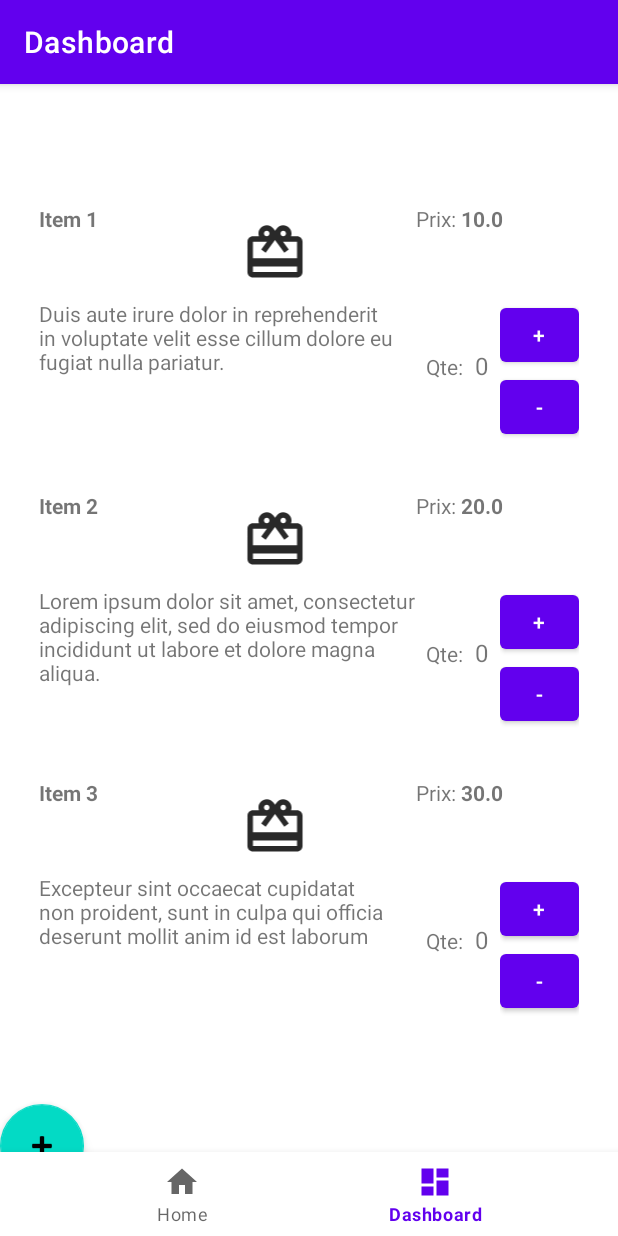
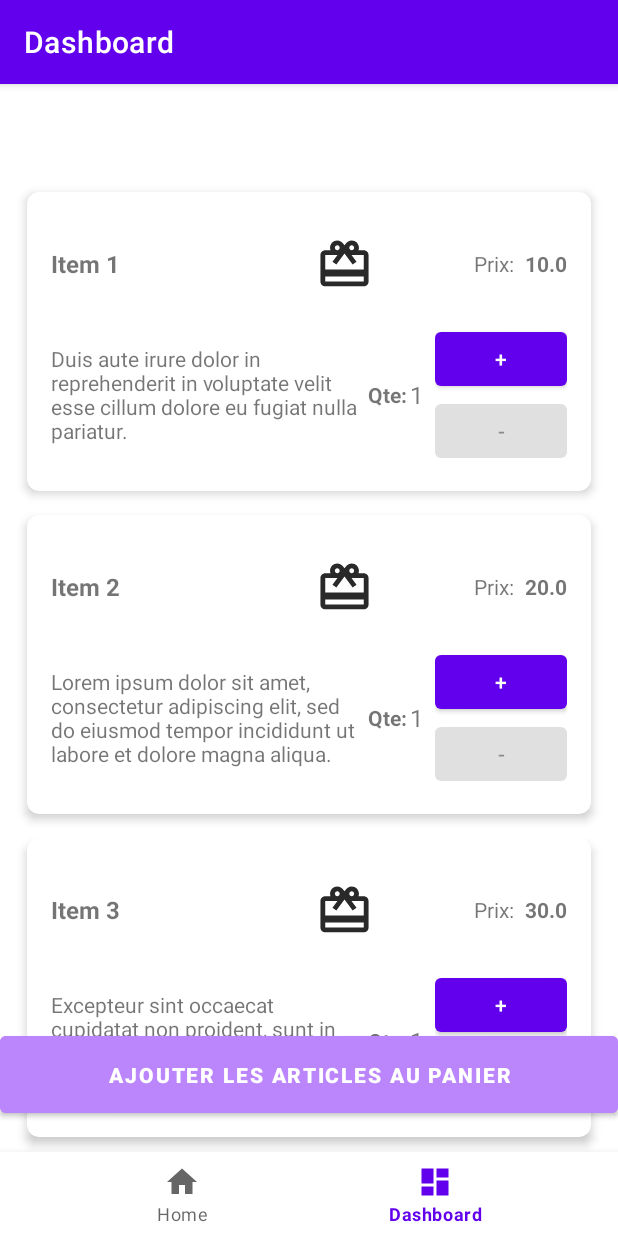
Before and after one commit to GabrielAuger1/TP2_mobiles, an Android app: the ListeMagasinFragment screen opened through its navigation route, on a phone screen of 412 x 824 dp. Run offline under Robolectric (Android 15) with nearby library versions, the phone set to English and light mode, and no system bars; our stand-ins replace Room's generated code, navigation-ui.

Commit message:
Implementation cardview item_row, gestion de quantite, bouton ajouter au panier ajoute

```diff
--- a/app/src/main/java/com/example/tp2_14d_mobiles/adapter/ItemAdapter.kt
+++ b/app/src/main/java/com/example/tp2_14d_mobiles/adapter/ItemAdapter.kt
@@ -60,8 +60,35 @@ class ItemAdapter(
             binding.itemName.text = item.nom
             binding.itemDescription.text = item.description
             binding.itemPrice.text = item.prix.toString()
+
+            var quantity = 1
+            binding.tvQuantity.text = quantity.toString()
+
+            updateDecrementButtonState(quantity)
+
+            binding.btnIncrement.setOnClickListener {
+                quantity++
+                binding.tvQuantity.text = quantity.toString()
+                updateDecrementButtonState(quantity)  // Enable decrement button if quantity > 1
+            }
+
+            binding.btnDecrement.setOnClickListener {
+                if (quantity > 1) {
+                    quantity--
+                    binding.tvQuantity.text = quantity.toString()
+                    updateDecrementButtonState(quantity)
+                }
+            }
         }
+
+        private fun updateDecrementButtonState(quantity: Int) {
+            // Disable the decrement button if the quantity is 1, otherwise enable it
+            binding.btnDecrement.isEnabled = quantity > 1
+        }
+
     }
+
+
 
     override fun onCreateViewHolder(parent: ViewGroup, viewType: Int): ViewHolder {
         val binding = ItemRowBinding.inflate(LayoutInflater.from(parent.context), parent, false)
--- a/app/src/main/java/com/example/tp2_14d_mobiles/ui/dashboard/ListeMagasinFragment.kt
+++ b/app/src/main/java/com/example/tp2_14d_mobiles/ui/dashboard/ListeMagasinFragment.kt
@@ -99,7 +99,7 @@ class ListeMagasinFragment : Fragment() {
         super.onDestroyView()
         _binding = null
     }
-    fun cacherFab() {
-        binding.fab.visibility = View.GONE
-    }
+//    fun cacherFab() {
+//        binding.fab.visibility = View.GONE
+//    }
 }
--- a/app/src/main/res/layout/fragment_liste_magasin.xml
+++ b/app/src/main/res/layout/fragment_liste_magasin.xml
@@ -16,15 +16,32 @@
         android:layout_marginRight="10dp"
         app:layoutManager="androidx.recyclerview.widget.LinearLayoutManager" />
 
-    <com.google.android.material.floatingactionbutton.FloatingActionButton
-        android:id="@+id/fab"
-        android:layout_width="wrap_content"
+<!--    <com.google.android.material.floatingactionbutton.FloatingActionButton-->
+<!--        android:id="@+id/fab"-->
+<!--        android:layout_width="wrap_content"-->
+<!--        android:layout_height="wrap_content"-->
+<!--        android:layout_marginStart="300dp"-->
+<!--        android:layout_marginEnd="20dp"-->
+<!--        android:layout_marginBottom="80dp"-->
+<!--        android:contentDescription="TODO"-->
+<!--        app:layout_constraintBottom_toBottomOf="parent"-->
+<!--        app:layout_constraintEnd_toEndOf="parent"-->
+<!--        app:layout_constraintHorizontal_bias="1.0"-->
+<!--        app:layout_constraintStart_toStartOf="parent"-->
+<!--        app:srcCompat="@android:drawable/ic_input_add" />-->
+
+    <Button
+        android:id="@+id/btn_add_all_to_cart"
+        android:layout_width="match_parent"
         android:layout_height="wrap_content"
-        android:layout_marginEnd="32dp"
-        android:layout_marginBottom="32dp"
-        android:contentDescription="TODO"
-        app:layout_constraintBottom_toBottomOf="parent"
-        app:layout_constraintStart_toStartOf="parent"
-        app:srcCompat="@android:drawable/ic_input_add" />
+        android:layout_gravity="center"
+        android:layout_marginBottom="68dp"
+        android:backgroundTint="@color/purple_200"
+        android:padding="16dp"
+        android:text="Ajouter les articles au panier"
+        android:textColor="@android:color/white"
+        android:textStyle="bold"
+        app:layout_constraintBottom_toBottomOf="@+id/recycler_view"
+        tools:layout_editor_absoluteX="16dp" />
 
 </androidx.constraintlayout.widget.ConstraintLayout>
--- a/app/src/main/res/layout/item_row.xml
+++ b/app/src/main/res/layout/item_row.xml
@@ -1,90 +1,123 @@
 <?xml version="1.0" encoding="utf-8"?>
+<androidx.cardview.widget.CardView xmlns:android="http://schemas.android.com/apk/res/android"
+    android:layout_width="match_parent"
+    android:layout_height="wrap_content"
+    xmlns:app="http://schemas.android.com/apk/res-auto"
+    android:layout_margin="8dp"
+    app:cardCornerRadius="8dp"
+    app:cardElevation="4dp">
+
     <LinearLayout
-    xmlns:android="http://schemas.android.com/apk/res/android"
         android:layout_width="match_parent"
         android:layout_height="wrap_content"
         android:orientation="vertical"
         android:padding="16dp">
+
+        <!-- First Row: Name, Image, and Price -->
         <LinearLayout
             android:layout_width="match_parent"
-        android:layout_height="match_parent"
-        android:orientation="horizontal">
+            android:layout_height="wrap_content"
+            android:orientation="horizontal"
+            android:gravity="center_vertical">
 
+            <!-- Item Name -->
             <TextView
                 android:id="@+id/item_name"
-            android:layout_width="103dp"
+                android:layout_width="0dp"
                 android:layout_height="wrap_content"
+                android:layout_weight="2"
                 android:text="Item Name"
-            android:textStyle="bold" />
+                android:textStyle="bold"
+                android:textSize="16sp"
+                android:paddingEnd="8dp" />
 
+            <!-- Item Image -->
             <ImageView
-            android:layout_width="wrap_content"
+                android:layout_width="63dp"
                 android:layout_height="63dp"
-            android:src="@drawable/item" />
+                android:layout_gravity="center"
+                android:src="@drawable/item"
+                android:paddingEnd="8dp" />
 
+            <!-- Item Price -->
             <TextView
-            android:layout_width="70dp"
+                android:layout_width="0dp"
                 android:layout_height="wrap_content"
+                android:layout_weight="1"
+                android:text="Prix: "
                 android:textAlignment="textEnd"
-            android:text="Prix: " />
+                android:paddingEnd="4dp" />
 
             <TextView
                 android:id="@+id/item_price"
                 android:layout_width="wrap_content"
                 android:layout_height="wrap_content"
-            android:paddingEnd="30dp"
                 android:text="Item Price"
                 android:textAlignment="textEnd"
                 android:textStyle="bold" />
         </LinearLayout>
 
+        <!-- Second Row: Description and Quantity Controls -->
         <LinearLayout
             android:layout_width="match_parent"
-        android:layout_height="wrap_content">
+            android:layout_height="wrap_content"
+            android:orientation="horizontal"
+            android:gravity="center_vertical"
+            android:paddingTop="8dp">
 
+            <!-- Item Description -->
             <TextView
                 android:id="@+id/item_description"
-            android:layout_width="258dp"
-            android:layout_height="match_parent"
-            android:paddingBottom="10dp"
+                android:layout_width="0dp"
+                android:layout_height="wrap_content"
+                android:layout_weight="3"
                 android:text="Item Description" />
+
+            <!-- Quantity and Buttons -->
             <LinearLayout
                 android:layout_width="wrap_content"
-            android:layout_height="match_parent"
-            android:orientation="horizontal">
+                android:layout_height="wrap_content"
+                android:orientation="horizontal"
+                android:gravity="center_vertical">
 
+                <!-- Quantity Label -->
                 <TextView
                     android:layout_width="wrap_content"
                     android:layout_height="wrap_content"
-                android:layout_marginTop="25dp"
-                android:text="Qte:" />
+                    android:textStyle="bold"
+                    android:text="Qte:"
+                    android:layout_marginStart="7dp" />
 
+                <!-- Quantity Display -->
                 <TextView
                     android:id="@+id/tv_quantity"
                     android:layout_width="wrap_content"
                     android:layout_height="wrap_content"
-                android:padding="8dp"
-                android:layout_marginTop="25dp"
-                android:text="0"
+                    android:paddingStart="2dp"
+                    android:paddingEnd="8dp"
+                    android:text="1"
                     android:textSize="16sp" />
-        </LinearLayout>
 
+                <!-- Increment and Decrement Buttons -->
                 <LinearLayout
-            android:layout_width="match_parent"
+                    android:layout_width="wrap_content"
                     android:layout_height="wrap_content"
                     android:orientation="vertical">
 
                     <Button
                         android:id="@+id/btn_increment"
-                android:layout_width="match_parent"
-                android:layout_height="match_parent"
+                        android:layout_width="wrap_content"
+                        android:layout_height="wrap_content"
                         android:text="+" />
 
                     <Button
                         android:id="@+id/btn_decrement"
-                android:layout_width="match_parent"
-                android:layout_height="match_parent"
+                        android:layout_width="wrap_content"
+                        android:layout_height="wrap_content"
                         android:text="-" />
                 </LinearLayout>
             </LinearLayout>
         </LinearLayout>
+
+    </LinearLayout>
+</androidx.cardview.widget.CardView>
```
Lines whose indentation alone changed are shown as unchanged.
